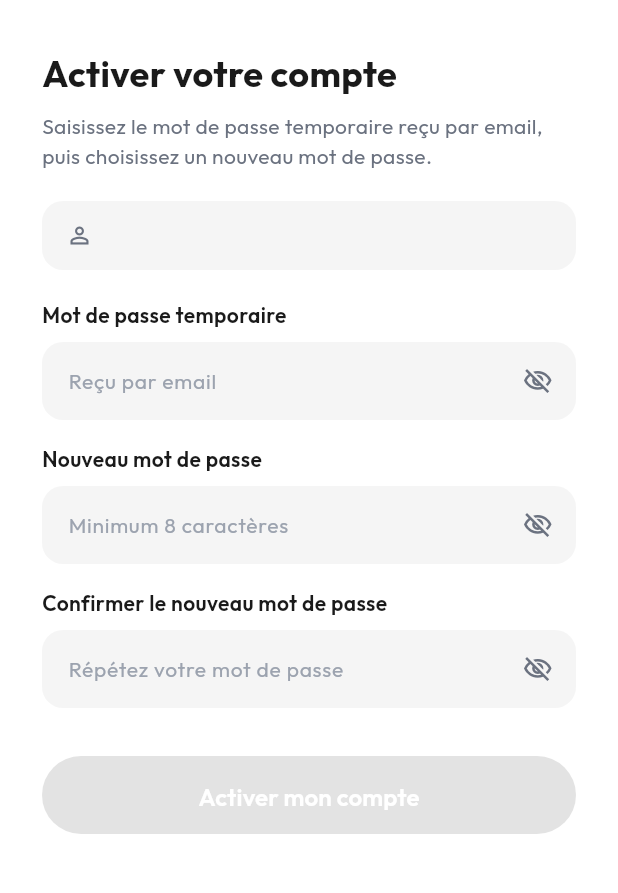
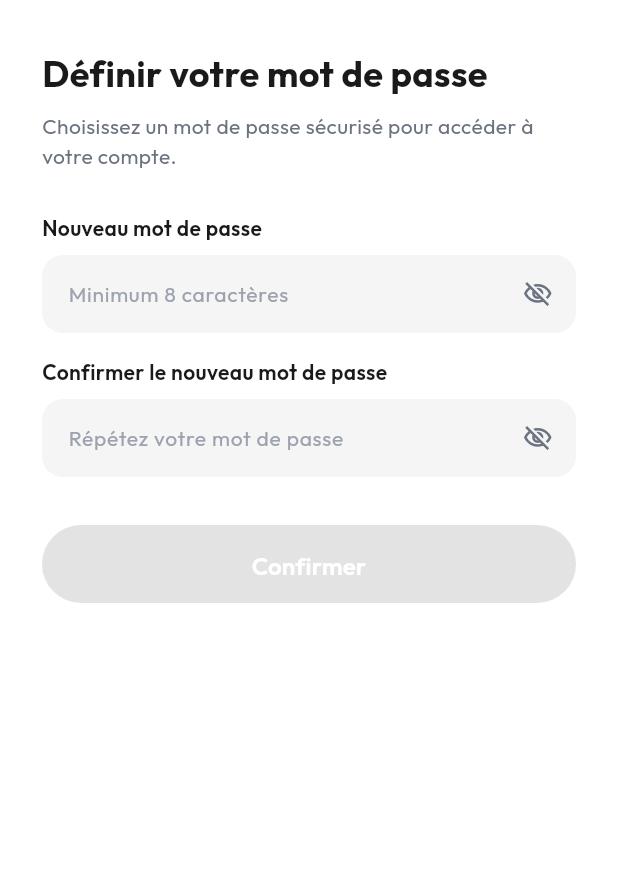
Before and after one commit to Samiiii5/e-signal-v2, a Flutter app: the SetPasswordScreen screen opened by its route, on a phone screen of 412 x 824 dp, the part 243-1136 px from its top. Run offline on Flutter 3.47's test engine with Material 3 defaults, Android fonts, the phone set to English and light mode, and no system bars; our stand-ins replace dio, go_router, google_fonts, image_picker, open_file, pdf and 2 more; missing offline and left inert: excel; accounts and stored records are empty; network calls fail.

Commit message:
feat(set-password): simplify screen to 2 fields, pass tempPassword silently via navigation
- Remove email display and temp password field from UI
- Add tempPassword param to SetPasswordScreen (received from login_page2 via route extra)
- login_page2 now passes both identifier and tempPassword in extra map
- Title updated to "Définir votre mot de passe" with matching subtitle

```diff
--- a/lib/core/navigation/app_router.dart
+++ b/lib/core/navigation/app_router.dart
@@ -91,7 +91,10 @@ GoRouter buildRouter() {
           final extra = state.extra as Map<String, String>? ?? {};
           return _slidePage(
             state,
-            SetPasswordScreen(identifier: extra['identifier'] ?? ''),
+            SetPasswordScreen(
+              identifier: extra['identifier'] ?? '',
+              tempPassword: extra['tempPassword'] ?? '',
+            ),
           );
         },
       ),
--- a/lib/features/auth/login/login_page2_screen.dart
+++ b/lib/features/auth/login/login_page2_screen.dart
@@ -54,7 +54,10 @@ class _LoginPage2ScreenState extends State<LoginPage2Screen> {
     } on AccountNotActivatedException catch (e) {
       if (!mounted) return;
       final id = e.identifier.isNotEmpty ? e.identifier : widget.identifier;
-      context.push('/set-password', extra: <String, String>{'identifier': id});
+      context.push('/set-password', extra: <String, String>{
+        'identifier': id,
+        'tempPassword': _passwordController.text,
+      });
     } on BadRequestException catch (e) {
       if (!mounted) return;
       ScaffoldMessenger.of(context)
--- a/lib/features/auth/login/set_password_screen.dart
+++ b/lib/features/auth/login/set_password_screen.dart
@@ -7,25 +7,26 @@ import '../../../core/widgets/app_snackbar.dart';
 import '../../../shared/services/auth_service.dart';
 
 /// Affiché quand le serveur retourne 403 (compte INVITED).
-/// L'utilisateur saisit le mot de passe temporaire reçu par email
-/// et choisit un nouveau mot de passe pour activer son compte.
+/// Le mot de passe temporaire est reçu silencieusement via les paramètres de navigation.
 class SetPasswordScreen extends StatefulWidget {
   final String identifier;
-  const SetPasswordScreen({super.key, required this.identifier});
+  final String tempPassword;
+  const SetPasswordScreen({
+    super.key,
+    required this.identifier,
+    required this.tempPassword,
+  });
 
   @override
   State<SetPasswordScreen> createState() => _SetPasswordScreenState();
 }
 
 class _SetPasswordScreenState extends State<SetPasswordScreen> {
-  final _tempCtrl    = TextEditingController();
   final _newCtrl     = TextEditingController();
   final _confirmCtrl = TextEditingController();
-  final _tempFocus    = FocusNode();
   final _newFocus     = FocusNode();
   final _confirmFocus = FocusNode();
 
-  bool _obscureTemp    = true;
   bool _obscureNew     = true;
   bool _obscureConfirm = true;
   bool _isLoading      = false;
@@ -33,18 +34,15 @@ class _SetPasswordScreenState extends State<SetPasswordScreen> {
 
   @override
   void dispose() {
-    _tempCtrl.dispose();
     _newCtrl.dispose();
     _confirmCtrl.dispose();
-    _tempFocus.dispose();
     _newFocus.dispose();
     _confirmFocus.dispose();
     super.dispose();
   }
 
   String? _validate() {
-    if (_tempCtrl.text.isEmpty) return 'Saisissez votre mot de passe temporaire.';
-    if (_newCtrl.text.length < 8) return 'Le nouveau mot de passe doit contenir au moins 8 caractères.';
+    if (_newCtrl.text.length < 8) return 'Le mot de passe doit contenir au moins 8 caractères.';
     if (_newCtrl.text != _confirmCtrl.text) return 'Les mots de passe ne correspondent pas.';
     return null;
   }
@@ -57,7 +55,7 @@ class _SetPasswordScreenState extends State<SetPasswordScreen> {
     try {
       final result = await authService.firstLogin(
         widget.identifier,
-        _tempCtrl.text,
+        widget.tempPassword,
         _newCtrl.text,
       );
       await SessionService.saveAuthResult(result);
@@ -77,7 +75,7 @@ class _SetPasswordScreenState extends State<SetPasswordScreen> {
     } on ServerException {
       setState(() => _error = 'Erreur serveur. Réessayez dans quelques instants.');
     } catch (_) {
-      setState(() => _error = 'Une erreur est survenue. Vérifiez votre mot de passe temporaire.');
+      setState(() => _error = 'Une erreur est survenue. Vérifiez votre connexion.');
     } finally {
       if (mounted) setState(() => _isLoading = false);
     }
@@ -85,8 +83,7 @@ class _SetPasswordScreenState extends State<SetPasswordScreen> {
 
   @override
   Widget build(BuildContext context) {
-    final canSubmit = _tempCtrl.text.isNotEmpty &&
-        _newCtrl.text.isNotEmpty &&
+    final canSubmit = _newCtrl.text.isNotEmpty &&
         _confirmCtrl.text.isNotEmpty &&
         !_isLoading;
 
@@ -114,56 +111,14 @@ class _SetPasswordScreenState extends State<SetPasswordScreen> {
               ),
               const SizedBox(height: 32),
 
-              Text('Activer votre compte', style: AppTextStyles.h1),
+              Text('Définir votre mot de passe', style: AppTextStyles.h1),
               const SizedBox(height: 8),
               Text(
-                'Saisissez le mot de passe temporaire reçu par email, puis choisissez un nouveau mot de passe.',
+                'Choisissez un mot de passe sécurisé pour accéder à votre compte.',
                 style: AppTextStyles.bodySecondary,
               ),
 
-              const SizedBox(height: 20),
-
-              // Identifiant pré-rempli (lecture seule) — l'utilisateur sait pour quel compte.
-              Container(
-                width: double.infinity,
-                padding: const EdgeInsets.symmetric(horizontal: 16, vertical: 13),
-                decoration: BoxDecoration(
-                  color: AppColors.backgroundPage,
-                  borderRadius: BorderRadius.circular(14),
-                ),
-                child: Row(
-                  children: [
-                    const Icon(Icons.person_outline, size: 18, color: AppColors.textSecondary),
-                    const SizedBox(width: 10),
-                    Expanded(
-                      child: Text(
-                        widget.identifier,
-                        style: const TextStyle(
-                          fontSize: 14,
-                          color: AppColors.textPrimary,
-                          fontWeight: FontWeight.w500,
-                        ),
-                        overflow: TextOverflow.ellipsis,
-                      ),
-                    ),
-                  ],
-                ),
-              ),
-
-              const SizedBox(height: 20),
-
-              Text('Mot de passe temporaire', style: AppTextStyles.label),
-              const SizedBox(height: 8),
-              _PasswordField(
-                controller: _tempCtrl,
-                focusNode: _tempFocus,
-                obscure: _obscureTemp,
-                hint: 'Reçu par email',
-                onToggle: () => setState(() => _obscureTemp = !_obscureTemp),
-                onChanged: (_) => setState(() => _error = null),
-              ),
-
-              const SizedBox(height: 16),
+              const SizedBox(height: 28),
 
               Text('Nouveau mot de passe', style: AppTextStyles.label),
               const SizedBox(height: 8),
@@ -214,7 +169,7 @@ class _SetPasswordScreenState extends State<SetPasswordScreen> {
                             strokeWidth: 2.5,
                           ),
                         )
-                      : Text('Activer mon compte', style: AppTextStyles.buttonPrimary),
+                      : Text('Confirmer', style: AppTextStyles.buttonPrimary),
                 ),
               ),
             ],
```
